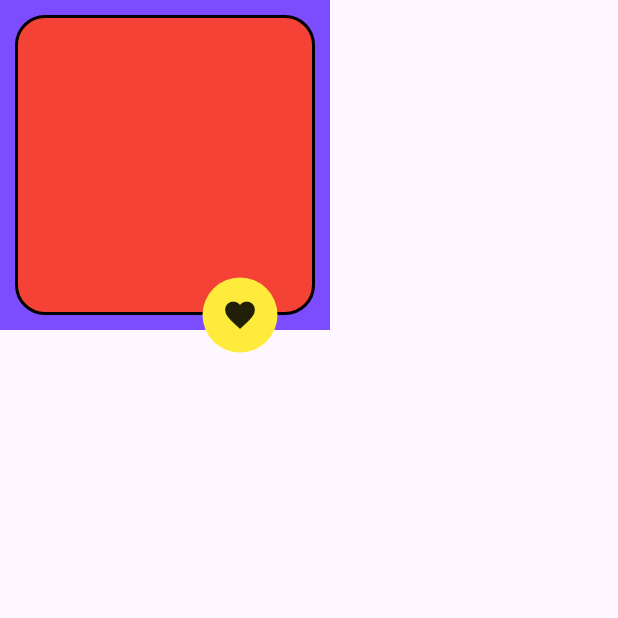
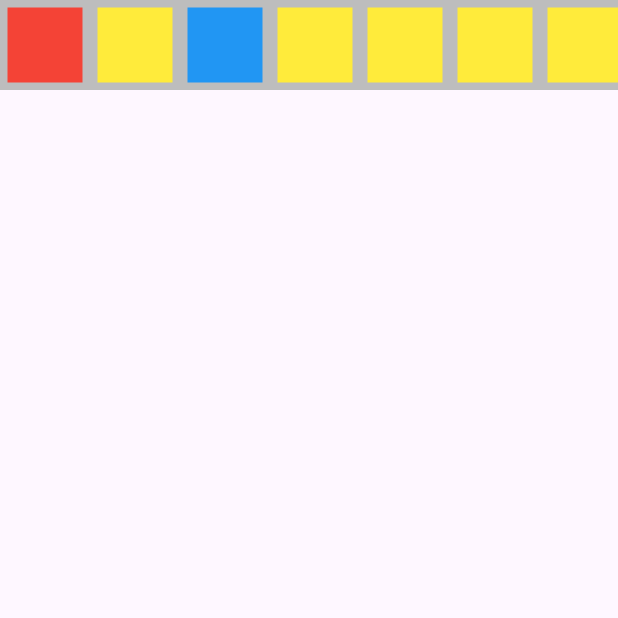
Before and after one commit to thamizhema/swathi_class, a Flutter app: the screen it shows after launch, on a phone screen of 412 x 824 dp, the top half of it. Run offline on Flutter 3.47's test engine with Material 3 defaults, Android fonts, the phone set to English and light mode, and no system bars.

Commit message:
column and row alignment

```diff
--- a/lib/main.dart
+++ b/lib/main.dart
@@ -1,6 +1,7 @@
 import 'package:flutter/material.dart';
 import 'package:practice/my_class/class_1.dart';
 import 'package:practice/my_class/class_2.dart';
+import 'package:practice/my_class/my_alignment.dart';
 import 'package:practice/my_class/my_stack.dart';
 
 void main() {
@@ -15,7 +16,7 @@ class MyApp extends StatelessWidget {
     return MaterialApp(
       title: title,
       debugShowCheckedModeBanner: false,
-      home: MyStack(),
+      home: MyAlignment(),
     );
   }
 }
--- /dev/null
+++ b/lib/my_class/my_alignment.dart
@@ -0,0 +1,47 @@
+import 'package:flutter/material.dart';
+
+class MyAlignment extends StatelessWidget {
+  const MyAlignment({super.key});
+
+  Widget buildContainer({Color color = Colors.yellow}) {
+    return Container(
+      height: 50,
+      width: 50,
+      color: color,
+      margin: EdgeInsets.symmetric(vertical: 5, horizontal: 5),
+    );
+  }
+
+  @override
+  Widget build(BuildContext context) {
+    return Scaffold(
+      body: Container(
+        color: Colors.grey[400],
+        child: SingleChildScrollView(
+          scrollDirection: Axis.horizontal,
+          child: Row(
+            mainAxisAlignment: MainAxisAlignment.spaceBetween,
+            crossAxisAlignment: CrossAxisAlignment.start,
+            children: [
+              buildContainer(color: Colors.red),
+              buildContainer(),
+              buildContainer(color: Colors.blue),
+              buildContainer(),
+              buildContainer(),
+              buildContainer(),
+              buildContainer(),
+              buildContainer(),
+              buildContainer(),
+              buildContainer(),
+              buildContainer(),
+              buildContainer(),
+              buildContainer(),
+              buildContainer(),
+              buildContainer(),
+            ],
+          ),
+        ),
+      ),
+    );
+  }
+}
```
